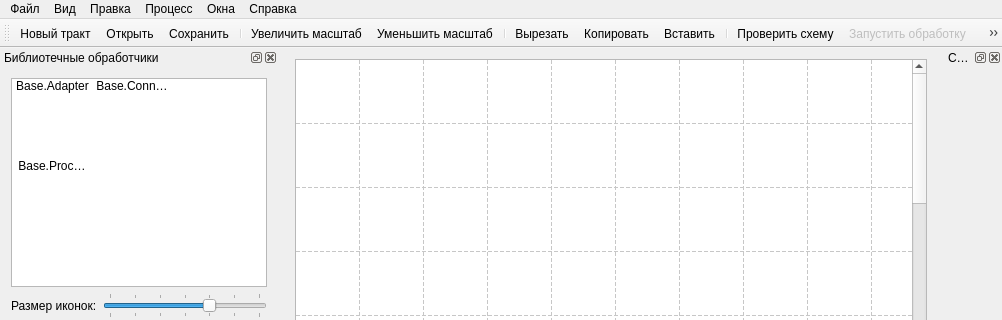
The window that DiplomGui/mainwindow.ui (k06a/RitM) describes before a commit, drawn with Qt 5; both pictures show x 0 to 1002 and y 0 to 320 of the 1002 by 637 pixel window.
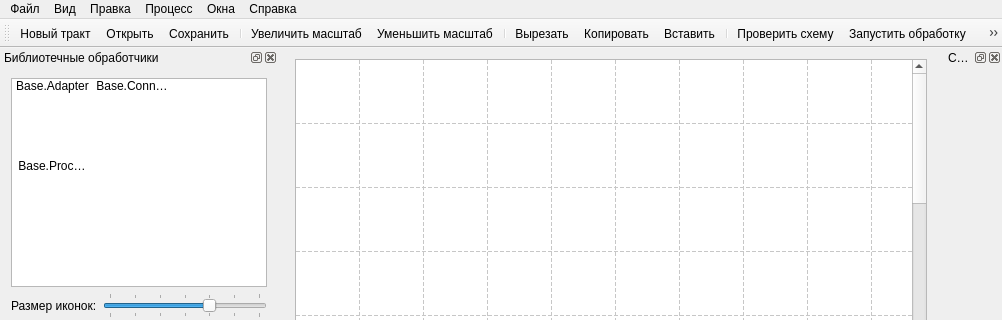
The same window after the commit. Icons and pictures are not drawn. Custom widgets are drawn as their Qt base class.

What changed in the file:
```diff
--- a/DiplomGui/mainwindow.ui
+++ b/DiplomGui/mainwindow.ui
@@ -739,7 +739,7 @@
   </action>
   <action name="action_start">
    <property name="enabled">
-    <bool>false</bool>
+    <bool>true</bool>
    </property>
    <property name="icon">
     <iconset resource="res.qrc">
```
